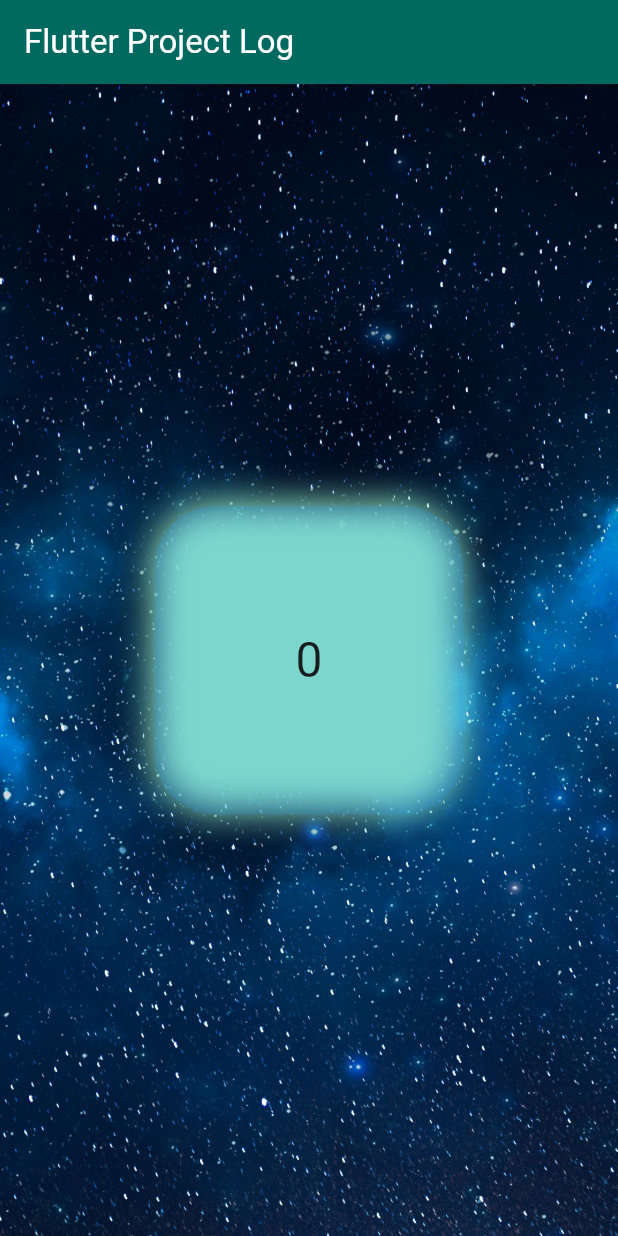
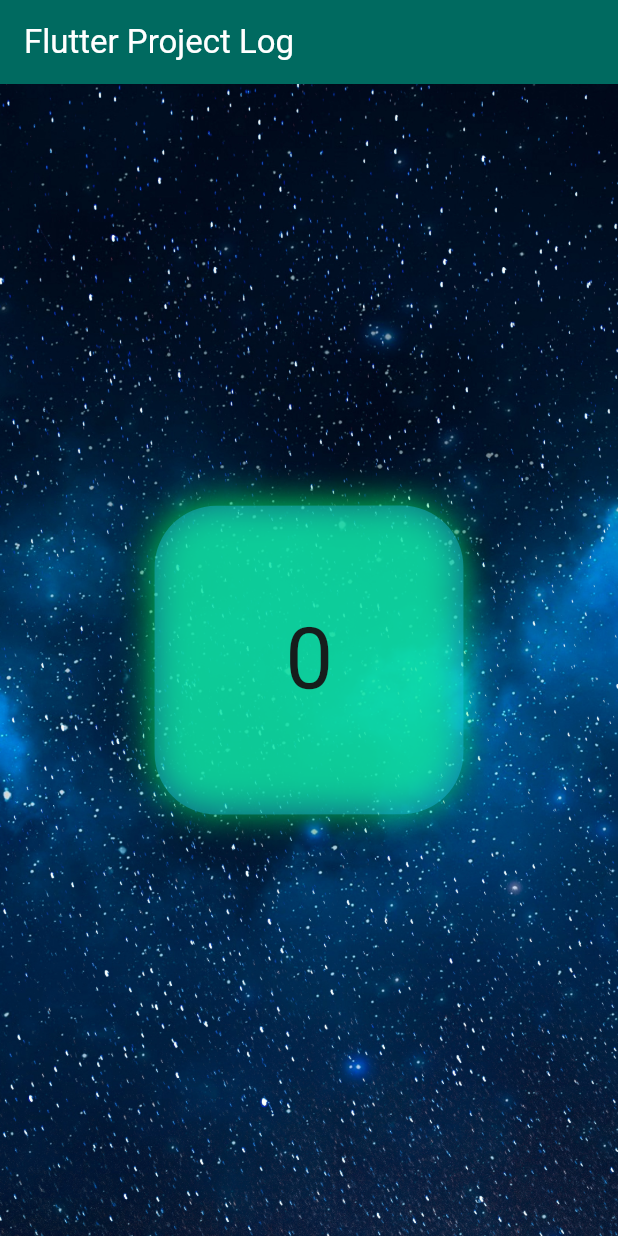
Before and after one commit to bradmartin333/ProjectLog, a Flutter app: the screen it shows after launch, on a phone screen of 412 x 824 dp. Run offline on Flutter 3.47's test engine with Material 2 defaults, Android fonts, the phone set to English and light mode, and no system bars; our stand-ins replace get.

Commit message:
fix background image cover and use cooler colors

```diff
--- a/flutter_app/lib/main.dart
+++ b/flutter_app/lib/main.dart
@@ -119,7 +119,7 @@ class _MyHomePageState extends State<MyHomePage> {
             image: const AssetImage('lib/images/background.jpg'),
             height: double.maxFinite,
             width: double.maxFinite,
-            fit: BoxFit.fitHeight,
+            fit: BoxFit.cover,
             color: Color.fromARGB(_tapshadow.toInt() * 5, 0, 0, 0),
             colorBlendMode: BlendMode.saturation,
           ),
@@ -163,19 +163,20 @@ class _MyHomePageState extends State<MyHomePage> {
                         MediaQuery.of(context).size.shortestSide * 0.1),
                     boxShadow: [
                       BoxShadow(
-                        color: const Color.fromARGB(255, 153, 235, 194),
+                        color: Color.fromARGB(
+                            200, 0, 255, _tapshadow.toInt() * 3 + 100),
                         blurRadius: 20,
                         offset: Offset(-_y / 2, -_x / 2),
                         spreadRadius: _tapshadow,
                       ),
                     ],
-                    color: const Color.fromARGB(62, 33, 149, 243),
+                    color: const Color.fromARGB(100, 33, 194, 243),
                   ),
                   child: Center(
                     child: Text(
                       '$_counter',
                       textAlign: TextAlign.center,
-                      style: Theme.of(context).textTheme.headlineLarge,
+                      style: Theme.of(context).textTheme.displayLarge,
                     ),
                   ),
                 ),
```
